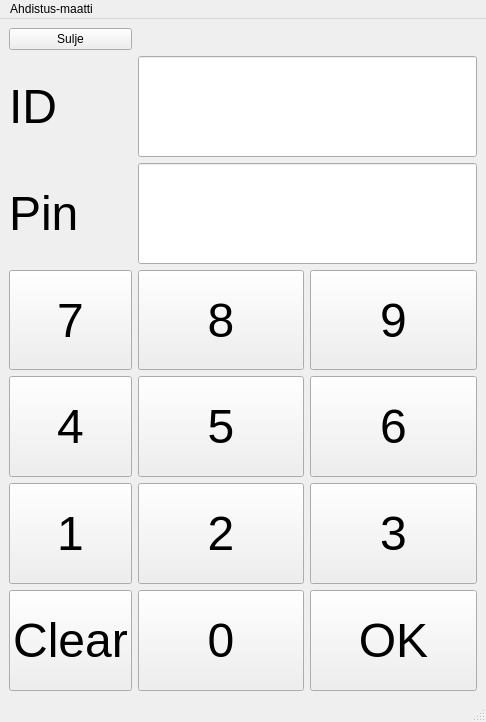
The window that bankautomat/mainwindow.ui (tvt21kmo-bank-project/group_3) describes before a commit, drawn with Qt 5.
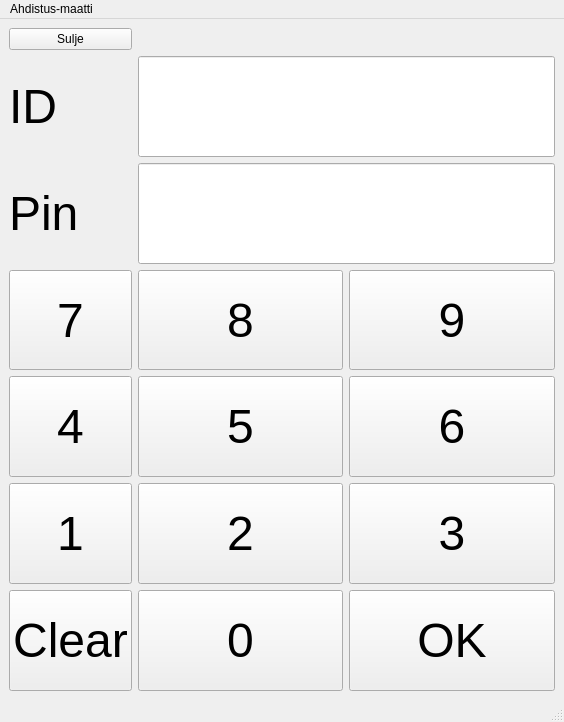
The same window after the commit.

What changed in the file:
```diff
--- a/bankautomat/mainwindow.ui
+++ b/bankautomat/mainwindow.ui
@@ -6,7 +6,7 @@
    <rect>
     <x>0</x>
     <y>0</y>
-    <width>486</width>
+    <width>564</width>
     <height>722</height>
    </rect>
   </property>
@@ -19,9 +19,12 @@
   <property name="windowTitle">
    <string>MainWindow</string>
   </property>
+  <property name="autoFillBackground">
+   <bool>false</bool>
+  </property>
   <property name="styleSheet">
    <string notr="true">QMainwindow {
-background-color:  #2F4F4F;
+	color: qlineargradient(spread:pad, x1:0, y1:0, x2:0, y2:1, stop:0 rgba(255, 0, 0, 255), stop:0.339795 rgba(255, 0, 0, 255), stop:0.339799 rgba(255, 255, 255, 255), stop:0.662444 rgba(255, 255, 255, 255), stop:0.662469 rgba(0, 0, 255, 255), stop:1 rgba(0, 0, 255, 255));
 }   </string>
   </property>
   <widget class="QWidget" name="centralwidget">
@@ -94,6 +97,9 @@
         <pointsize>36</pointsize>
        </font>
       </property>
+      <property name="autoFillBackground">
+       <bool>false</bool>
+      </property>
       <property name="styleSheet">
        <string notr="true">QPushButton {
 
@@ -180,6 +186,9 @@
         <pointsize>36</pointsize>
        </font>
       </property>
+      <property name="autoFillBackground">
+       <bool>false</bool>
+      </property>
       <property name="styleSheet">
        <string notr="true">QPushButton {
 
@@ -266,6 +275,9 @@
         <pointsize>48</pointsize>
        </font>
       </property>
+      <property name="autoFillBackground">
+       <bool>false</bool>
+      </property>
       <property name="styleSheet">
        <string notr="true">QLineEdit
 {
@@ -384,6 +396,9 @@
         <pointsize>36</pointsize>
        </font>
       </property>
+      <property name="autoFillBackground">
+       <bool>false</bool>
+      </property>
       <property name="styleSheet">
        <string notr="true">QPushButton {
 
@@ -560,30 +575,8 @@
         <pointsize>36</pointsize>
        </font>
       </property>
-      <property name="styleSheet">
-       <string notr="true">QPushButton {
-
-  background-color:  #C0C0C0;
-    border-style: outset;
-    border-width: 2px;
-    border-radius: 10px;
-    border-color: beige;
-    min-width: 10em;
-    padding: 6px;
-	color: black;
-}♣
-
-QPushButton:pressed {
-
-  background-color: #808080;
-    border-style: outset;
-    border-width: 2px;
-    border-radius: 10px;
-    border-color: beige;
-    min-width: 10em;
-    padding: 6px;
-	color: black;
-}♣</string>
+      <property name="autoFillBackground">
+       <bool>false</bool>
       </property>
       <property name="text">
        <string>6</string>
@@ -647,8 +640,8 @@
     <rect>
      <x>0</x>
      <y>0</y>
-     <width>486</width>
-     <height>21</height>
+     <width>564</width>
+     <height>26</height>
     </rect>
    </property>
    <widget class="QMenu" name="menuAhdistus_maatti">
```
Left out of the diff: 323 changed lines with no effect on the pictures.
